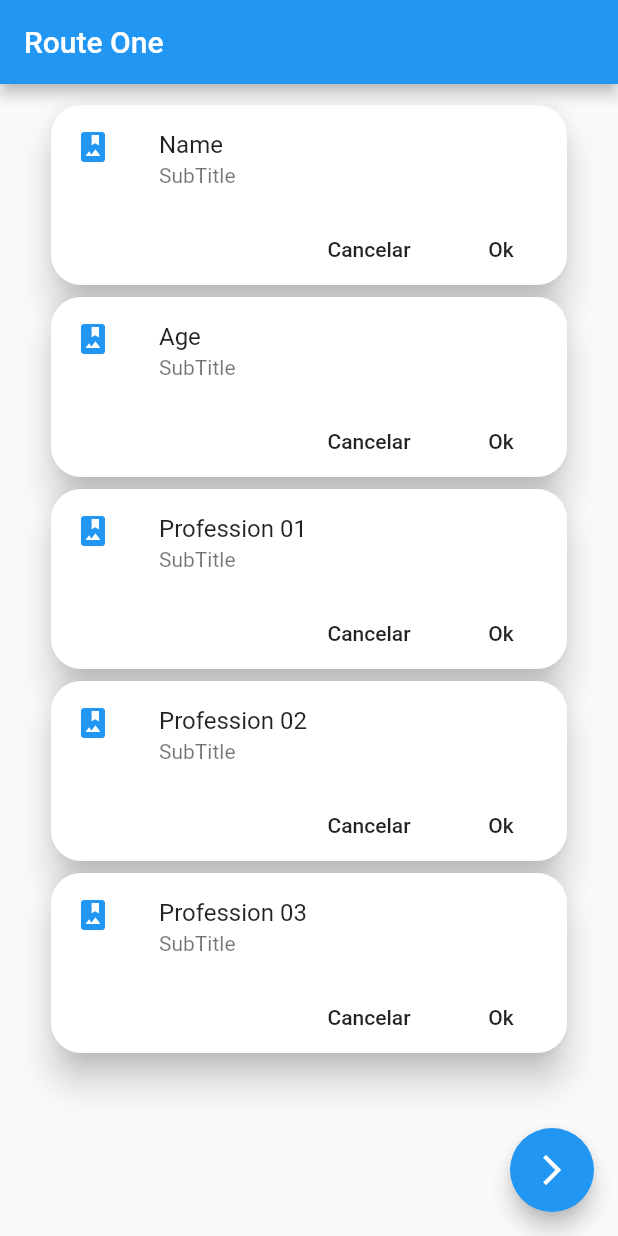
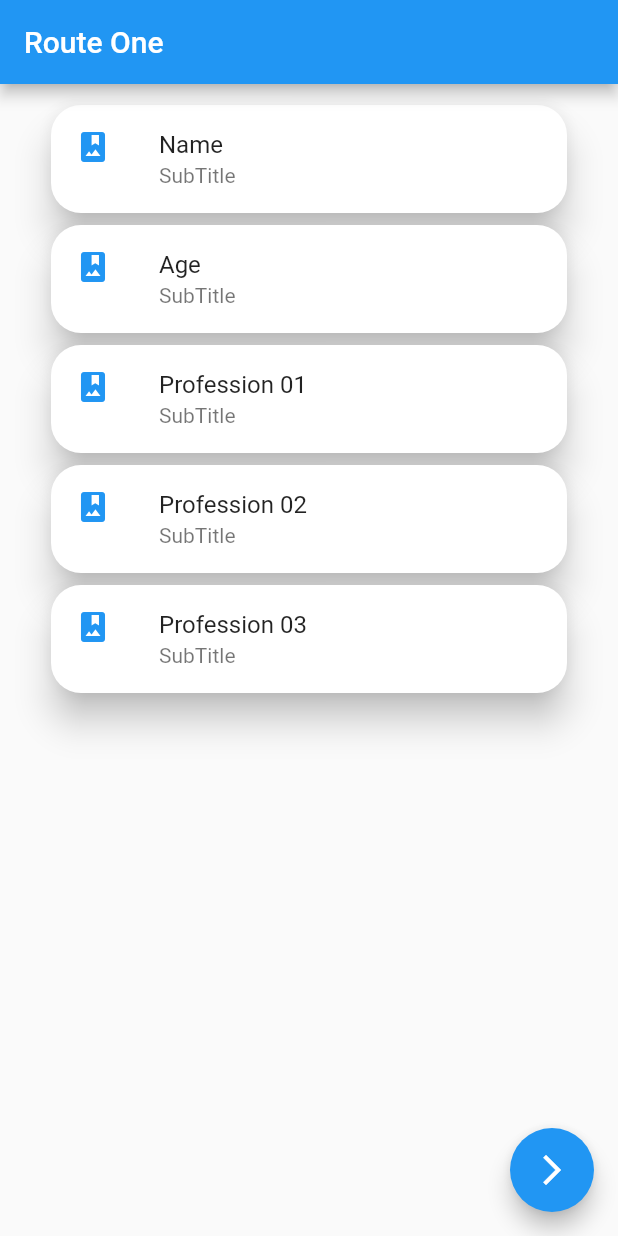
Before and after one commit to mario-monzon/states_flutter_app, a Flutter app: the screen it shows after launch, on a phone screen of 412 x 824 dp. Run offline on Flutter 3.47's test engine with Material 2 defaults, Android fonts, the phone set to English and light mode, and no system bars.

Commit message:
Actualización de la plantilla básica del proyecto

```diff
--- a/lib/src/models/user.dart
+++ b/lib/src/models/user.dart
@@ -1,8 +1,9 @@
+import 'package:meta/meta.dart';
 
 class User {
   String name;
   int age;
   List<String> professions;
 
-  User({ this.name, this.age, this.professions });
+  User({ @required this.name, this.age, this.professions }) : assert( name != null);
 }
--- a/lib/src/pages/route_one_page.dart
+++ b/lib/src/pages/route_one_page.dart
@@ -46,19 +46,6 @@ class UserInfo extends StatelessWidget {
             title: Text(cTitle),
             subtitle: Text(cSubtitle),
           ),
-          Row(
-            mainAxisAlignment: MainAxisAlignment.end,
-            children: [
-              FlatButton(
-                child: Text('Cancelar'),
-                onPressed: (){},
-              ),
-              FlatButton(
-                child: Text('Ok'),
-                onPressed: (){},
-              ),
-            ],
-          )
         ],
       ),
     );
```
